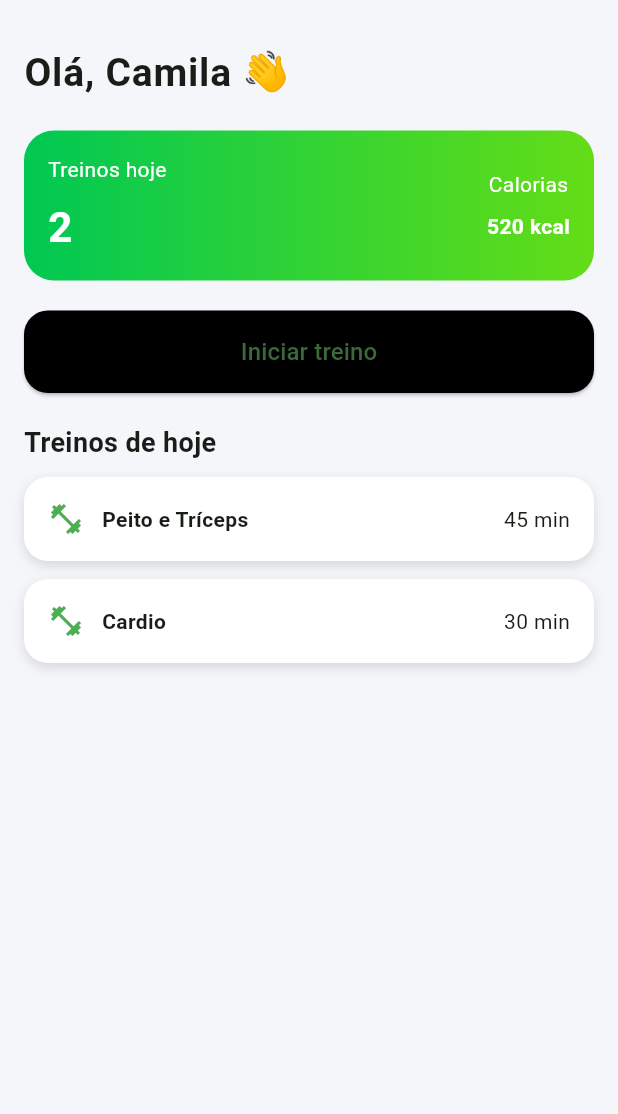
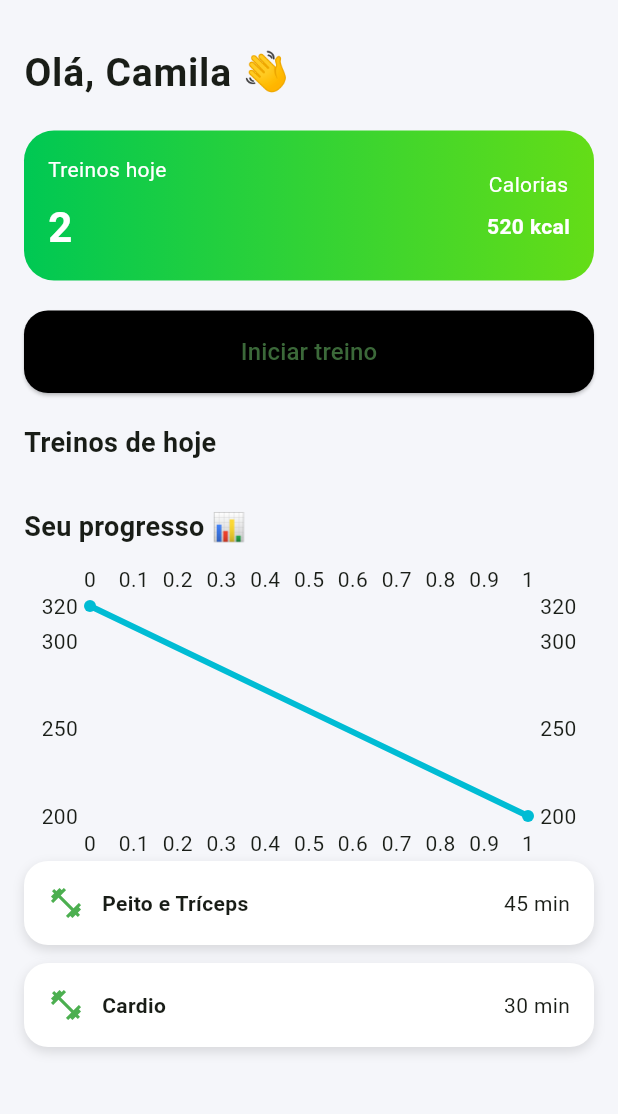
Before and after one commit to Camilasuany07/fitplanner, a Flutter app: the screen it shows after launch, on a phone screen of 412 x 824 dp, the part 63-1177 px from its top. Run offline on Flutter 3.47's test engine with Material 3 defaults, Android fonts, the phone set to English and light mode, and no system bars; drawn by our look-alikes of fl_chart.

Commit message:
Add progress chart to home page and update dependencies

```diff
--- a/lib/features/home/pages/home_page.dart
+++ b/lib/features/home/pages/home_page.dart
@@ -2,6 +2,7 @@ import 'package:flutter/material.dart';
 import '../../workout/pages/workout_page.dart';
 import '../../workout/data/workout_data.dart';
 import '../../workout/widgets/workout_card.dart';
+import '../../workout/widgets/progress_chart.dart';
 
 class HomePage extends StatelessWidget {
   const HomePage({super.key});
@@ -116,6 +117,18 @@ class HomePage extends StatelessWidget {
 
             const SizedBox(height: 10),
 
+            // Gráfico de progresso
+            const SizedBox(height: 20),
+
+            const Text(
+              'Seu progresso 📊',
+              style: TextStyle(fontSize: 18, fontWeight: FontWeight.bold),
+            ),
+
+            const SizedBox(height: 10),
+
+            ProgressChart(workouts: workouts),
+
             // Lista de treinos
             Expanded(
               child: ListView.builder(
@@ -136,11 +149,7 @@ class HomePage extends StatelessWidget {
     );
   }
 
-  Widget buildWorkoutCard(
-    BuildContext context,
-    String title,
-    String duration,
-  ) {
+  Widget buildWorkoutCard(BuildContext context, String title, String duration) {
     return InkWell(
       borderRadius: BorderRadius.circular(16),
       splashColor: Colors.green.withValues(alpha: 0.2),
--- /dev/null
+++ b/lib/features/workout/widgets/progress_chart.dart
@@ -0,0 +1,40 @@
+import 'package:fl_chart/fl_chart.dart';
+import 'package:flutter/material.dart';
+import '../models/workout_model.dart';
+
+class ProgressChart extends StatelessWidget {
+  final List<Workout> workouts;
+
+  const ProgressChart({super.key, required this.workouts});
+
+  @override
+  Widget build(BuildContext context) {
+    return SizedBox(
+      height: 200,
+      child: LineChart(
+        LineChartData(
+          gridData: FlGridData(show: false),
+          borderData: FlBorderData(show: false),
+          titlesData: FlTitlesData(show: true),
+          lineBarsData: [
+            LineChartBarData(
+              isCurved: true,
+              spots: workouts.asMap().entries.map((entry) {
+                int index = entry.key;
+                final workout = entry.value;
+
+                return FlSpot(
+                  index.toDouble(),
+                  workout.calories.toDouble(),
+                );
+              }).toList(),
+              barWidth: 4,
+              isStrokeCapRound: true,
+              dotData: FlDotData(show: true),
+            ),
+          ],
+        ),
+      ),
+    );
+  }
+}
--- a/pubspec.yaml
+++ b/pubspec.yaml
@@ -30,6 +30,7 @@ environment:
 dependencies:
   flutter:
     sdk: flutter
+  fl_chart: ^0.68.0
 
   # The following adds the Cupertino Icons font to your application.
   # Use with the CupertinoIcons class for iOS style icons.
```
Also changed, not shown: pubspec.lock.
